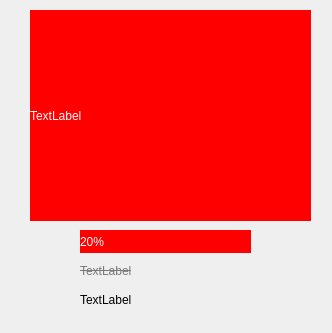
This is Project/Main/Onket/goodpreviewwidget.ui in alex-abrehforoush/Onket as Qt 5 draws it before an edit. The edited form follows.
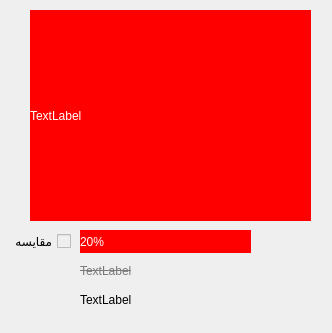
This is the edited form.

Commit message: compare added to goodwidget

What changed in the file:
```diff
--- a/Project/Main/Onket/goodpreviewwidget.ui
+++ b/Project/Main/Onket/goodpreviewwidget.ui
@@ -36,7 +36,7 @@
     <string>TextLabel</string>
    </property>
   </widget>
-  <widget class="QWidget" name="">
+  <widget class="QWidget" name="layoutWidget">
    <property name="geometry">
     <rect>
      <x>80</x>
@@ -82,6 +82,25 @@
     </item>
    </layout>
   </widget>
+  <widget class="QCheckBox" name="checkBox_compare">
+   <property name="geometry">
+    <rect>
+     <x>0</x>
+     <y>230</y>
+     <width>71</width>
+     <height>22</height>
+    </rect>
+   </property>
+   <property name="layoutDirection">
+    <enum>Qt::RightToLeft</enum>
+   </property>
+   <property name="styleSheet">
+    <string notr="true">color: rgb(0, 0, 0);</string>
+   </property>
+   <property name="text">
+    <string>مقایسه</string>
+   </property>
+  </widget>
  </widget>
  <resources/>
  <connections/>
```
The commit also changes 18 other files.
